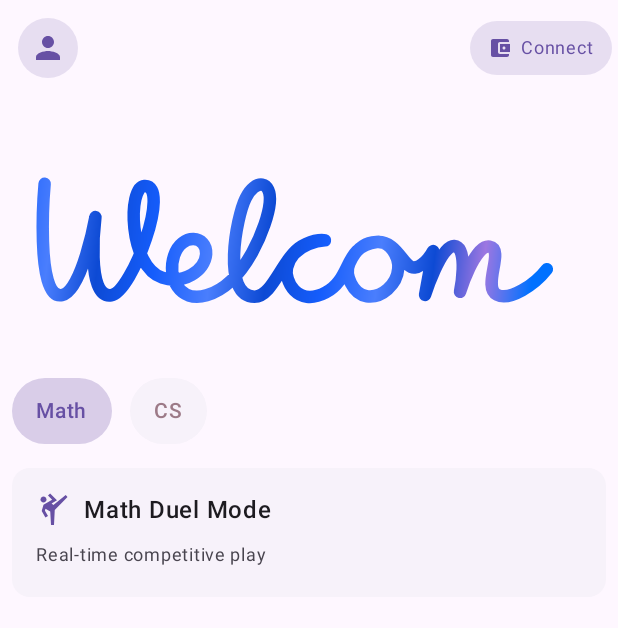
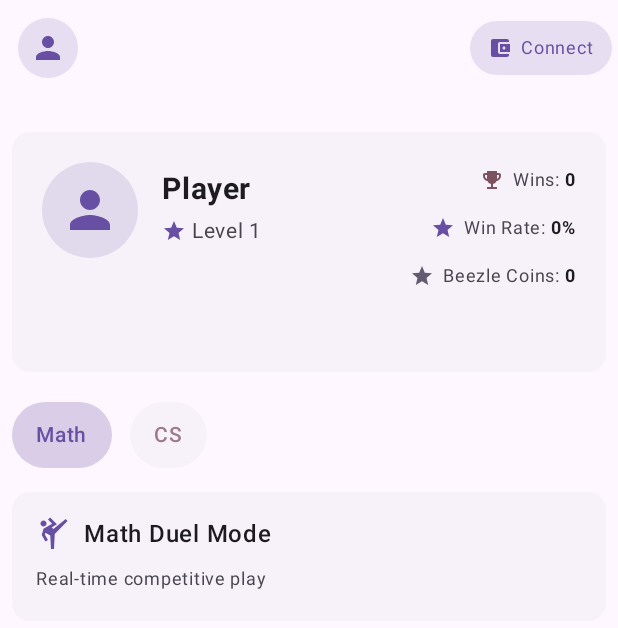
Before and after one commit to zzorgg/beezle, an Android app built with Jetpack Compose: the composable MainAppScreen called with empty values, on a phone screen of 412 x 824 dp. Shown: the top 628 px of the screen. Run offline under Robolectric (Android 15) with nearby library versions, the phone set to English and light mode, and no system bars; our stand-ins replace Firebase (no records; nobody signed in at launch, a user with empty details on screens opened directly); libraries missing offline, so code that uses them is left out: androidx.hilt.lifecycle, coil.decode, com.solana.mobilewalletadapter; pictures from the network do not load; 2 statements that could not run were skipped.

Commit message:
added user card details after welcome lottie

```diff
--- a/app/src/main/java/com/github/zzorgg/beezle/ui/screens/main/MainAppScreen.kt
+++ b/app/src/main/java/com/github/zzorgg/beezle/ui/screens/main/MainAppScreen.kt
@@ -63,16 +63,19 @@ import coil.decode.ImageDecoderDecoder
 import coil.request.ImageRequest
 import com.airbnb.lottie.compose.LottieAnimation
 import com.airbnb.lottie.compose.LottieCompositionSpec
-import com.airbnb.lottie.compose.LottieConstants
+import com.airbnb.lottie.compose.animateLottieCompositionAsState
 import com.airbnb.lottie.compose.rememberLottieComposition
 import com.github.zzorgg.beezle.R
+import com.github.zzorgg.beezle.data.preferences.WelcomePreferences
 import com.github.zzorgg.beezle.data.model.duel.DuelMode
+import com.github.zzorgg.beezle.data.model.profile.UserProfile
 import com.github.zzorgg.beezle.data.wallet.SolanaWalletManager
 import com.github.zzorgg.beezle.data.wallet.WalletState
 import com.github.zzorgg.beezle.ui.components.BannerMedia
 import com.github.zzorgg.beezle.ui.components.BannerVideoPlayer
 import com.github.zzorgg.beezle.ui.components.MonochromeAsyncImage
 import com.github.zzorgg.beezle.ui.navigation.Route
+import com.github.zzorgg.beezle.ui.screens.main.components.ProfileStatsCard
 import com.github.zzorgg.beezle.ui.screens.profile.ProfileViewModel
 import com.github.zzorgg.beezle.ui.screens.profile.components.LevelBadge
 import com.github.zzorgg.beezle.ui.theme.BeezleTheme
@@ -85,6 +88,12 @@ private enum class Subject { MATH, CS }
 fun MainAppScreenRoot(
     navigateToRootCallback: (Route) -> Unit,
     navigateToTopLevelCallback: (Route) -> Unit,
+    welcomePreferences: WelcomePreferences = hiltViewModel<ProfileViewModel>().run {
+        // Access via DI, using a workaround since we can't inject directly into @Composable
+        LocalContext.current.let { context ->
+            remember { WelcomePreferences(context) }
+        }
+    }
 ) {
     val walletManager: SolanaWalletManager = viewModel()
     val walletState by walletManager.walletState.collectAsState()
@@ -92,6 +101,9 @@ fun MainAppScreenRoot(
     val profileViewModel: ProfileViewModel = hiltViewModel()
     val profileViewState by profileViewModel.profileViewState.collectAsStateWithLifecycle()
     val profileDataState by profileViewModel.profileDataState.collectAsStateWithLifecycle()
+
+    // Track if welcome animation has been shown this session
+    var showWelcomeAnimation by remember { mutableStateOf(!welcomePreferences.hasShownWelcomeAnimation()) }
 
     // Refresh when wallet public key or auth status changes
     LaunchedEffect(
@@ -113,6 +125,12 @@ fun MainAppScreenRoot(
         bannerItems = bannerItems,
         aggregatedLevel = aggregatedLevel,
         avatarUrl = FirebaseAuth.getInstance().currentUser?.photoUrl?.toString(),
+        userProfile = profileDataState.userProfile,
+        showWelcomeAnimation = showWelcomeAnimation,
+        onWelcomeAnimationComplete = {
+            welcomePreferences.markWelcomeAnimationShown()
+            showWelcomeAnimation = false
+        },
         navigateToRootCallback = navigateToRootCallback,
         navigateToTopLevelCallback = navigateToTopLevelCallback,
     )
@@ -125,6 +143,9 @@ fun MainAppScreen(
     bannerItems: List<BannerMedia>,
     aggregatedLevel: Int?,
     avatarUrl: String?,
+    userProfile: UserProfile?,
+    showWelcomeAnimation: Boolean,
+    onWelcomeAnimationComplete: () -> Unit,
     navigateToRootCallback: (Route) -> Unit,
     navigateToTopLevelCallback: (Route) -> Unit,
     modifier: Modifier = Modifier
@@ -303,16 +324,38 @@ fun MainAppScreen(
                 }
             }
 
-            // Simple Lottie animation (XO7TbUiuBv.json) without glow effect
+            // Welcome animation or Profile card
+            if (showWelcomeAnimation) {
                 val duelBannerComposition by rememberLottieComposition(LottieCompositionSpec.Asset("XO7TbUiuBv.json"))
+                val progress by animateLottieCompositionAsState(
+                    composition = duelBannerComposition,
+                    iterations = 1
+                )
+
                 LottieAnimation(
                     composition = duelBannerComposition,
-                iterations = LottieConstants.IterateForever,
+                    progress = { progress },
                     modifier = Modifier
                         .fillMaxWidth()
                         .height(160.dp)
                         .padding(vertical = 8.dp)
                 )
+
+                // Mark animation complete when it finishes
+                LaunchedEffect(progress) {
+                    if (progress >= 1f && duelBannerComposition != null) {
+                        onWelcomeAnimationComplete()
+                    }
+                }
+            } else {
+                // Show profile card after animation completes
+                ProfileStatsCard(
+                    modifier = Modifier.padding(vertical = 8.dp),
+                    userProfile = userProfile,
+                    avatarUrl = avatarUrl,
+                    beezleCoins = 0 // TODO: Implement in-app currency
+                )
+            }
 
             Spacer(Modifier.height(8.dp))
 
@@ -413,6 +456,9 @@ fun MainAppScreenPreview() {
             ),
             aggregatedLevel = 2,
             avatarUrl = null,
+            userProfile = null,
+            showWelcomeAnimation = false,
+            onWelcomeAnimationComplete = {},
             navigateToRootCallback = { },
             navigateToTopLevelCallback = {},
         )
--- /dev/null
+++ b/app/src/main/java/com/github/zzorgg/beezle/ui/screens/main/components/ProfileStatsCard.kt
@@ -0,0 +1,175 @@
+package com.github.zzorgg.beezle.ui.screens.main.components
+
+import androidx.compose.foundation.background
+import androidx.compose.foundation.layout.Arrangement
+import androidx.compose.foundation.layout.Column
+import androidx.compose.foundation.layout.Row
+import androidx.compose.foundation.layout.Spacer
+import androidx.compose.foundation.layout.fillMaxWidth
+import androidx.compose.foundation.layout.height
+import androidx.compose.foundation.layout.padding
+import androidx.compose.foundation.layout.size
+import androidx.compose.foundation.layout.width
+import androidx.compose.foundation.shape.CircleShape
+import androidx.compose.material.icons.Icons
+import androidx.compose.material.icons.filled.EmojiEvents
+import androidx.compose.material.icons.filled.Person
+import androidx.compose.material.icons.filled.Star
+import androidx.compose.material3.Card
+import androidx.compose.material3.CardDefaults
+import androidx.compose.material3.Icon
+import androidx.compose.material3.MaterialTheme
+import androidx.compose.material3.Text
+import androidx.compose.runtime.Composable
+import androidx.compose.ui.Alignment
+import androidx.compose.ui.Modifier
+import androidx.compose.ui.draw.clip
+import androidx.compose.ui.graphics.vector.ImageVector
+import androidx.compose.ui.layout.ContentScale
+import androidx.compose.ui.text.font.FontWeight
+import androidx.compose.ui.unit.dp
+import androidx.compose.ui.unit.sp
+import coil.compose.AsyncImage
+import com.github.zzorgg.beezle.data.model.profile.UserProfile
+import java.util.Locale
+
+@Composable
+fun ProfileStatsCard(
+    modifier: Modifier = Modifier,
+    userProfile: UserProfile?,
+    avatarUrl: String?,
+    beezleCoins: Int = 0, // TODO: Add to UserProfile when implemented
+) {
+    Card(
+        modifier = modifier
+            .fillMaxWidth()
+            .height(160.dp),
+        colors = CardDefaults.cardColors(
+            containerColor = MaterialTheme.colorScheme.surfaceContainerLow
+        )
+    ) {
+        Row(
+            modifier = Modifier
+                .fillMaxWidth()
+                .padding(20.dp),
+            horizontalArrangement = Arrangement.SpaceBetween
+        ) {
+            // Left side: Avatar and username
+            Row(
+                verticalAlignment = Alignment.CenterVertically
+            ) {
+                if (avatarUrl != null) {
+                    AsyncImage(
+                        model = avatarUrl,
+                        contentDescription = "Profile",
+                        contentScale = ContentScale.Crop,
+                        modifier = Modifier
+                            .size(64.dp)
+                            .clip(CircleShape)
+                    )
+                } else {
+                    Icon(
+                        imageVector = Icons.Default.Person,
+                        contentDescription = null,
+                        tint = MaterialTheme.colorScheme.primary,
+                        modifier = Modifier
+                            .size(64.dp)
+                            .clip(CircleShape)
+                            .background(MaterialTheme.colorScheme.primary.copy(alpha = 0.15f))
+                            .padding(12.dp)
+                    )
+                }
+
+                Spacer(Modifier.width(16.dp))
+
+                Column {
+                    Text(
+                        userProfile?.username ?: "Player",
+                        fontSize = 20.sp,
+                        fontWeight = FontWeight.Bold,
+                        color = MaterialTheme.colorScheme.onSurface
+                    )
+                    Spacer(Modifier.height(4.dp))
+                    val avgLevel = userProfile?.let { (it.mathLevel + it.csLevel) / 2 } ?: 1
+                    Row(verticalAlignment = Alignment.CenterVertically) {
+                        Icon(
+                            imageVector = Icons.Default.Star,
+                            contentDescription = null,
+                            tint = MaterialTheme.colorScheme.primary,
+                            modifier = Modifier.size(16.dp)
+                        )
+                        Spacer(Modifier.width(4.dp))
+                        Text(
+                            "Level $avgLevel",
+                            fontSize = 14.sp,
+                            color = MaterialTheme.colorScheme.onSurfaceVariant
+                        )
+                    }
+                }
+            }
+
+            // Right side: Stats
+            Column(
+                horizontalAlignment = Alignment.End
+            ) {
+                StatItem(
+                    icon = Icons.Default.EmojiEvents,
+                    label = "Wins",
+                    value = userProfile?.duelStats?.wins?.toString() ?: "0",
+                    iconTint = MaterialTheme.colorScheme.tertiary
+                )
+                Spacer(Modifier.height(8.dp))
+                val winRate = userProfile?.duelStats?.let {
+                    if (it.total > 0) String.format(Locale.US, "%.0f%%", it.winRate * 100)
+                    else "0%"
+                } ?: "0%"
+                StatItem(
+                    icon = Icons.Default.Star,
+                    label = "Win Rate",
+                    value = winRate,
+                    iconTint = MaterialTheme.colorScheme.primary
+                )
+                Spacer(Modifier.height(8.dp))
+                StatItem(
+                    icon = Icons.Default.Star,
+                    label = "Beezle Coins",
+                    value = beezleCoins.toString(),
+                    iconTint = MaterialTheme.colorScheme.secondary
+                )
+            }
+        }
+    }
+}
+
+@Composable
+private fun StatItem(
+    icon: ImageVector,
+    label: String,
+    value: String,
+    iconTint: androidx.compose.ui.graphics.Color,
+    modifier: Modifier = Modifier
+) {
+    Row(
+        verticalAlignment = Alignment.CenterVertically,
+        modifier = modifier
+    ) {
+        Icon(
+            imageVector = icon,
+            contentDescription = null,
+            tint = iconTint,
+            modifier = Modifier.size(16.dp)
+        )
+        Spacer(Modifier.width(6.dp))
+        Text(
+            "$label: ",
+            fontSize = 12.sp,
+            color = MaterialTheme.colorScheme.onSurfaceVariant
+        )
+        Text(
+            value,
+            fontSize = 12.sp,
+            fontWeight = FontWeight.Bold,
+            color = MaterialTheme.colorScheme.onSurface
+        )
+    }
+}
```
Also changed, not shown: app/src/main/java/com/github/zzorgg/beezle/data/preferences/WelcomePreferences.kt (added, +33 -0 lines). Lines whose indentation alone changed are shown as unchanged.
